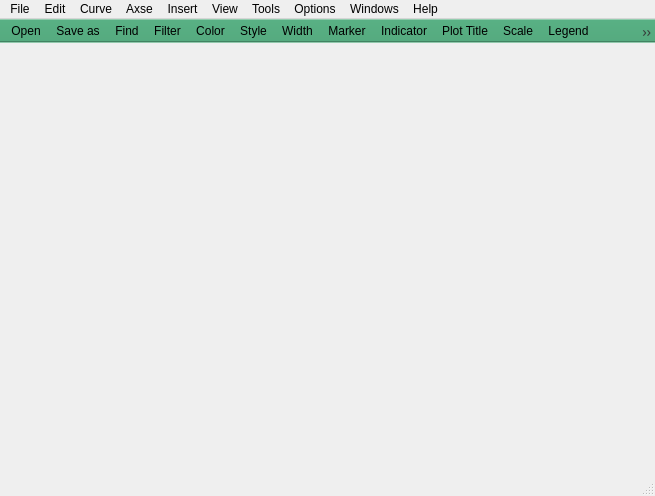
This is icurve_v2.1/icurve/resource/icurve.ui in Sunfe/icurve as Qt 5 draws it before an edit. The edited form follows.
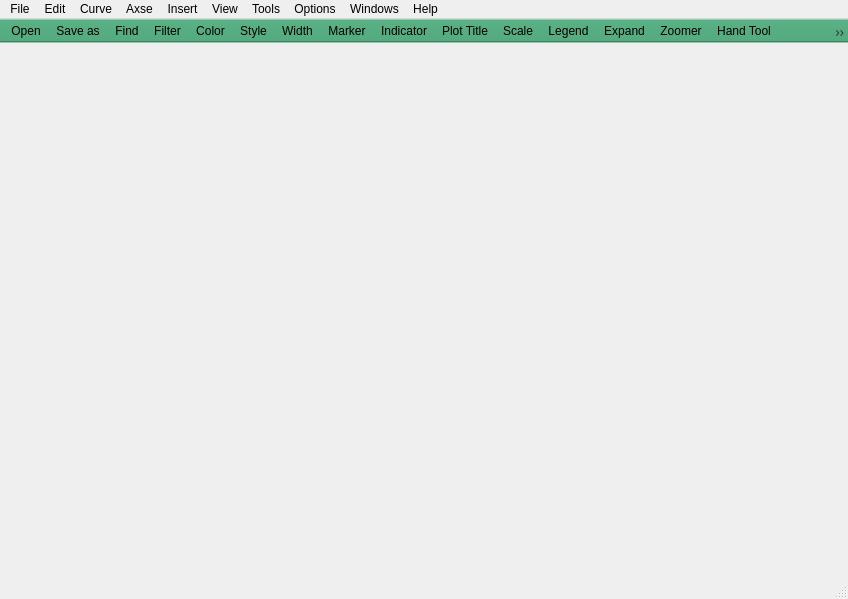
This is the edited form. Icons and pictures are not drawn.

Commit message: remove useless code.20160918-22:31

```diff
--- a/icurve_v2.1/icurve/resource/icurve.ui
+++ b/icurve_v2.1/icurve/resource/icurve.ui
@@ -6,8 +6,8 @@
    <rect>
     <x>0</x>
     <y>0</y>
-    <width>655</width>
-    <height>496</height>
+    <width>848</width>
+    <height>599</height>
    </rect>
   </property>
   <property name="windowTitle">
@@ -23,7 +23,7 @@
     <rect>
      <x>0</x>
      <y>0</y>
-     <width>655</width>
+     <width>848</width>
      <height>21</height>
     </rect>
    </property>
@@ -160,9 +160,15 @@
    <property name="enabled">
     <bool>true</bool>
    </property>
+   <property name="sizePolicy">
+    <sizepolicy hsizetype="Expanding" vsizetype="Expanding">
+     <horstretch>0</horstretch>
+     <verstretch>0</verstretch>
+    </sizepolicy>
+   </property>
    <property name="maximumSize">
     <size>
-     <width>850</width>
+     <width>2000</width>
      <height>24</height>
     </size>
    </property>
```
The commit also changes 1 other file.
